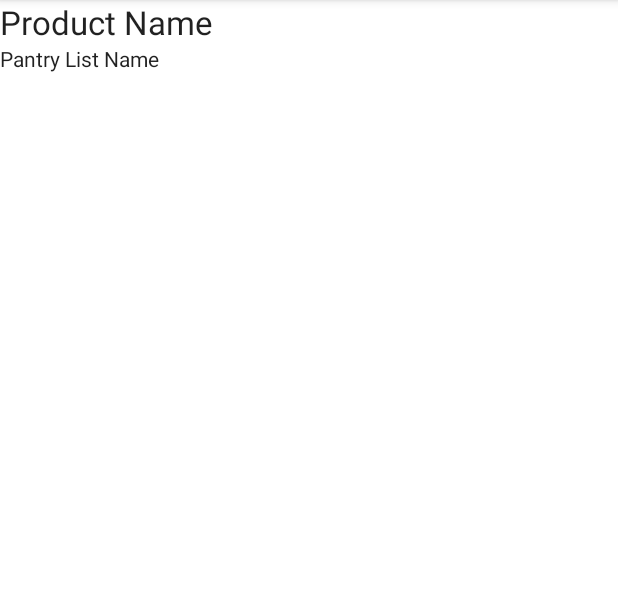
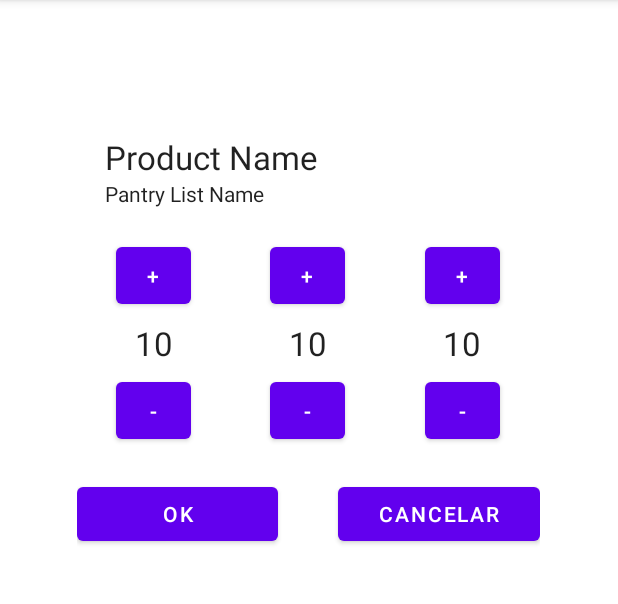
Before and after one commit to joaocmd/ShopIST, an Android app: the PantryItemActivity screen opened directly, with no data from a screen before it, on a phone screen of 412 x 824 dp, the part 84-688 px from its top. Run offline under Robolectric (Android 15) with nearby library versions, the phone set to English and light mode, and no system bars.

Commit message:
Fiz o trabalho do joão por ele

```diff
--- a/ShopIST/app/src/main/res/layout/activity_pantry_item.xml
+++ b/ShopIST/app/src/main/res/layout/activity_pantry_item.xml
@@ -1,14 +1,17 @@
 <?xml version="1.0" encoding="utf-8"?>
-<androidx.constraintlayout.widget.ConstraintLayout xmlns:android="http://schemas.android.com/apk/res/android"
+<LinearLayout xmlns:android="http://schemas.android.com/apk/res/android"
     xmlns:app="http://schemas.android.com/apk/res-auto"
     xmlns:tools="http://schemas.android.com/tools"
     android:layout_width="match_parent"
     android:layout_height="match_parent"
-    tools:context=".PantryItemActivity">
+    tools:context=".PantryItemActivity"
+    android:gravity="center_horizontal"
+    android:orientation="vertical"
+    android:layout_marginTop="40dp">
 
-    <LinearLayout
-        android:layout_width="match_parent"
-        android:layout_height="match_parent"
+    <LinearLayout android:layout_marginTop="50dp"
+        android:layout_width="wrap_content"
+        android:layout_height="wrap_content"
         android:orientation="vertical">
 
         <TextView
@@ -26,4 +29,153 @@
             android:textAppearance="@style/TextAppearance.AppCompat.Body1" />
 
     </LinearLayout>
-</androidx.constraintlayout.widget.ConstraintLayout>
+
+    <LinearLayout
+        android:layout_width="match_parent"
+        android:layout_height="wrap_content"
+        android:gravity="center"
+        android:weightSum="1">
+        <LinearLayout
+            android:paddingTop="20dp"
+            android:layout_width="0dp"
+            android:layout_weight="0.75"
+
+            android:layout_height="wrap_content"
+
+            android:orientation="horizontal">
+
+            <LinearLayout
+                android:layout_width="0px"
+                android:layout_weight="1"
+                android:layout_height="match_parent"
+                android:orientation="vertical"
+                android:gravity="center_horizontal"
+                >
+
+                <Button
+                    android:id="@+id/button"
+                    android:layout_width="50dp"
+                    android:layout_height="50dp"
+                    android:layout_marginBottom="5dp"
+                    android:text="+" />
+
+                <TextView
+                    android:id="@+id/textView3"
+                    android:layout_width="match_parent"
+                    android:layout_height="wrap_content"
+                    android:text="10"
+                    android:textAlignment="center"
+                    android:gravity="center_horizontal"
+                    android:textAppearance="@style/TextAppearance.AppCompat.Large"
+                    />
+
+                <Button
+                    android:id="@+id/button2"
+                    android:layout_width="50dp"
+                    android:layout_height="50dp"
+                    android:layout_marginTop="5dp"
+                    android:text="-" />
+            </LinearLayout>
+
+            <LinearLayout
+                android:layout_width="0px"
+                android:layout_weight="1"
+                android:layout_height="match_parent"
+                android:orientation="vertical"
+                android:gravity="center_horizontal"
+                >
+
+                <Button
+                    android:id="@+id/button3"
+                    android:layout_width="50dp"
+                    android:layout_height="50dp"
+                    android:layout_marginBottom="5dp"
+                    android:text="+" />
+
+                <TextView
+                    android:id="@+id/textView4"
+                    android:layout_width="match_parent"
+                    android:layout_height="wrap_content"
+                    android:text="10"
+                    android:textAlignment="center"
+                    android:gravity="center_horizontal"
+                    android:textAppearance="@style/TextAppearance.AppCompat.Large"
+                    />
+
+                <Button
+                    android:id="@+id/button4"
+                    android:layout_width="50dp"
+                    android:layout_height="50dp"
+                    android:layout_marginTop="5dp"
+                    android:text="-" />
+            </LinearLayout>
+
+            <LinearLayout
+                android:layout_width="0px"
+                android:layout_weight="1"
+                android:layout_height="match_parent"
+                android:orientation="vertical"
+                android:gravity="center_horizontal"
+                >
+
+                <Button
+                    android:id="@+id/button5"
+                    android:layout_width="50dp"
+                    android:layout_height="50dp"
+                    android:layout_marginBottom="5dp"
+                    android:text="+" />
+
+                <TextView
+                    android:id="@+id/textView5"
+                    android:layout_width="match_parent"
+                    android:layout_height="wrap_content"
+                    android:text="10"
+                    android:textAlignment="center"
+                    android:gravity="center_horizontal"
+                    android:textAppearance="@style/TextAppearance.AppCompat.Large"
+                    />
+
+                <Button
+                    android:id="@+id/button6"
+                    android:layout_width="50dp"
+                    android:layout_height="50dp"
+                    android:layout_marginTop="5dp"
+                    android:text="-" />
+            </LinearLayout>
+        </LinearLayout>
+    </LinearLayout>
+
+
+    <LinearLayout
+        android:layout_width="match_parent"
+        android:layout_height="wrap_content"
+        android:gravity="center"
+        android:weightSum="1">
+        <LinearLayout
+            android:paddingTop="20dp"
+            android:layout_width="0dp"
+            android:layout_weight="0.75"
+
+            android:layout_height="wrap_content"
+
+            android:orientation="horizontal">
+
+        <Button
+            android:id="@+id/button9"
+            android:layout_width="0dp"
+            android:layout_height="wrap_content"
+            android:layout_weight="1"
+            android:text="Ok"
+            android:layout_marginRight="20dp" />
+
+        <Button
+            android:id="@+id/button10"
+            android:layout_width="0dp"
+            android:layout_height="wrap_content"
+            android:layout_weight="1"
+            android:text="Cancelar"
+            android:layout_marginLeft="20dp"/>
+
+        </LinearLayout>
+    </LinearLayout>
+</LinearLayout>
```
